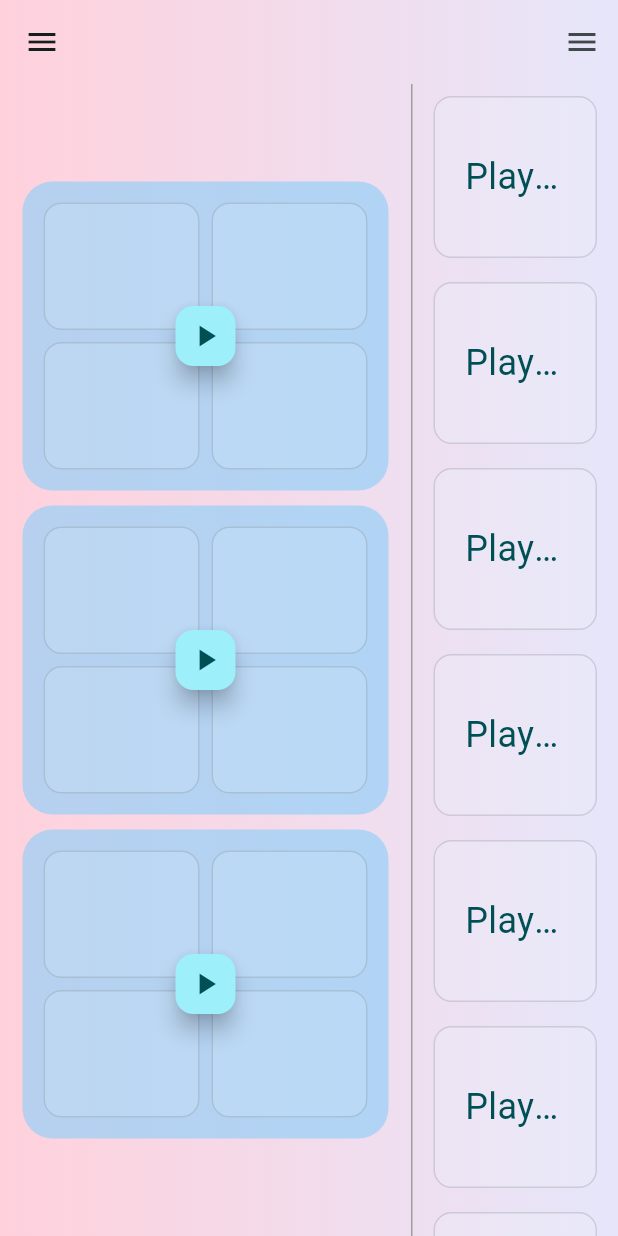
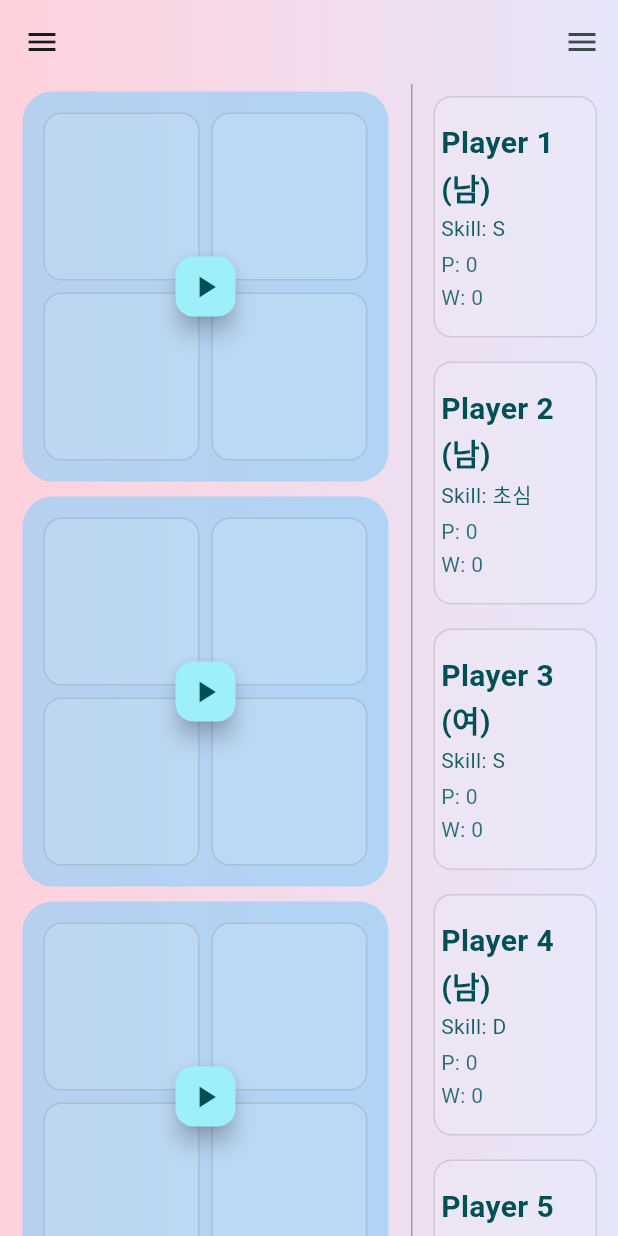
Before and after one commit to Hyun-Tak-Lee/hotswing, a Flutter app: the screen it shows after launch, on a phone screen of 412 x 824 dp. Run offline on Flutter 3.47's test engine with Material 3 defaults, Android fonts, the phone set to English and light mode, and no system bars; our stand-ins replace shared_preferences.

Commit message:
선수 정보 UI 개선 및 급수 체계 변경

```diff
--- /dev/null
+++ b/lib/src/common/utils/skill_utils.dart
@@ -0,0 +1,13 @@
+const Map<String, int> skillLevelToRate = {
+  '초심': 500,
+  'D': 1000,
+  'C': 2000,
+  'B': 3000,
+  'A': 5000,
+  'S': 10000,
+};
+
+// 역 매핑을 위한 getter 또는 함수 (필요한 경우)
+Map<int, String> get rateToSkillLevel {
+  return skillLevelToRate.map((key, value) => MapEntry(value, key));
+}
--- a/lib/src/common/widgets/dialogs/add_player_dialog.dart
+++ b/lib/src/common/widgets/dialogs/add_player_dialog.dart
@@ -1,4 +1,5 @@
 import 'package:flutter/material.dart';
+import 'package:hotswing/src/common/utils/skill_utils.dart'; // 공통 유틸리티 파일 import
 
 class AddPlayerDialog extends StatefulWidget {
   const AddPlayerDialog({super.key});
@@ -15,14 +16,7 @@ class _AddPlayerDialogState extends State<AddPlayerDialog> {
   final List<String> _genders = ['남', '여'];
   bool _isManager = false;
   String? _selectedSkillLevel;
-  final Map<String, int> _skillLevelToRate = {
-    '초심': 0,
-    'D': 100,
-    'C': 200,
-    'B': 300,
-    'A': 400,
-    'S': 500,
-  };
+  // _skillLevelToRate 맵 정의 삭제
 
   @override
   Widget build(BuildContext context) {
@@ -53,7 +47,7 @@ class _AddPlayerDialogState extends State<AddPlayerDialog> {
                   crossAxisAlignment: CrossAxisAlignment.center,
                   children: [
                     Flexible(
-                      flex: isMobileSize ? 4 : 2,
+                      flex: isMobileSize ? 3 : 2,
                       child: TextFormField(
                         decoration: InputDecoration(
                           labelText: '이름',
@@ -71,7 +65,7 @@ class _AddPlayerDialogState extends State<AddPlayerDialog> {
                       ),
                     ),
                     Flexible(
-                      flex: isMobileSize ? 1 : 1,
+                      flex: isMobileSize ? 2 : 1,
                       child: Row(
                         mainAxisAlignment: MainAxisAlignment.center,
                         crossAxisAlignment: CrossAxisAlignment.center,
@@ -101,8 +95,8 @@ class _AddPlayerDialogState extends State<AddPlayerDialog> {
                     labelStyle: TextStyle(fontSize: labelFontSize),
                   ),
                   value: _selectedSkillLevel,
-                  itemHeight: isMobileSize ? 64.0 : 80.0,
-                  items: _skillLevelToRate.keys.map((String level) {
+                  itemHeight: isMobileSize ? 48.0 : 80.0,
+                  items: skillLevelToRate.keys.map((String level) { // 공통 skillLevelToRate 사용
                     return DropdownMenuItem<String>(
                       value: level,
                       child: Text(level, style: TextStyle(fontSize: labelFontSize)),
@@ -116,7 +110,7 @@ class _AddPlayerDialogState extends State<AddPlayerDialog> {
                   validator: (value) => value == null ? '급수를 선택하세요.' : null,
                   onSaved: (value) {
                     if (value != null) {
-                      _rate = _skillLevelToRate[value];
+                      _rate = skillLevelToRate[value]; // 공통 skillLevelToRate 사용
                     }
                   },
                 ),
@@ -127,7 +121,7 @@ class _AddPlayerDialogState extends State<AddPlayerDialog> {
                     labelStyle: TextStyle(fontSize: labelFontSize),
                   ),
                   value: _selectedGender,
-                  itemHeight: isMobileSize ? 64.0 : 80.0,
+                  itemHeight: isMobileSize ? 48.0 : 80.0,
                   items: _genders.map((String gender) {
                     return DropdownMenuItem<String>(
                       value: gender,
--- a/lib/src/common/widgets/draggable/draggable_player.dart
+++ b/lib/src/common/widgets/draggable/draggable_player.dart
@@ -1,5 +1,6 @@
 import 'package:flutter/material.dart';
 import 'package:hotswing/src/providers/players_provider.dart';
+import 'package:hotswing/src/common/utils/skill_utils.dart'; // 공통 유틸리티 파일 import
 
 // 드래그되는 플레이어의 데이터와 원래 소속 섹션 정보를 전달하기 위한 클래스
 class PlayerDragData {
@@ -37,22 +38,70 @@ class DraggablePlayerItem extends StatelessWidget {
     this.onDragEnded,
   }) : super(key: key);
 
+  String _getSkillLevelString(int rate) {
+    return rateToSkillLevel[rate] ?? rate.toString();
+  }
+
   @override
   Widget build(BuildContext context) {
+    final screenWidth = MediaQuery.of(context).size.width;
+    final isMobileSize = screenWidth < 600;
+
+    final double nameFontSize = isMobileSize ? 20.0 : 32.0;
+    final double skillFontSize = isMobileSize ? 14.0 : 28.0;
+    final double detailFontSize = isMobileSize ? 14.0 : 28.0;
+
+    String skillLevelDisplay = _getSkillLevelString(player.rate);
+    final onPrimaryContainer = Theme.of(context).colorScheme.onPrimaryContainer;
+    final onPrimary = Theme.of(context).colorScheme.onPrimary;
+
     Widget playerContent = Container(
-      padding: const EdgeInsets.symmetric(vertical: 20.0, horizontal: 12.0),
-      margin: const EdgeInsets.symmetric(vertical: 8.0, horizontal: 0.0),
+      padding: const EdgeInsets.symmetric(vertical: 8.0, horizontal: 0.0),
+      margin: const EdgeInsets.symmetric(vertical: 4.0, horizontal: 0.0),
       decoration: BoxDecoration(
         color: Colors.transparent,
         borderRadius: BorderRadius.circular(8.0),
       ),
-      child: Text(
-        player.name,
+      child: Column(
+        crossAxisAlignment: CrossAxisAlignment.start,
+        mainAxisSize: MainAxisSize.min,
+        children: [
+          Text(
+            '${player.name} (${player.gender})',
             style: TextStyle(
-          fontSize: 24.0,
-          color: Theme.of(context).colorScheme.onPrimaryContainer,
+              fontSize: nameFontSize,
+              fontWeight: FontWeight.bold,
+              color: onPrimaryContainer,
+            ),
+          ),
+          SizedBox(height: 2.0),
+          Text(
+            'Skill: $skillLevelDisplay',
+            style: TextStyle(
+              fontSize: skillFontSize,
+              color: onPrimaryContainer.withAlpha(230),
             ),
             overflow: TextOverflow.ellipsis,
+          ),
+          SizedBox(height: 4.0),
+          Text(
+            'P: ${player.played}',
+            style: TextStyle(
+              fontSize: detailFontSize,
+              color: onPrimaryContainer.withAlpha(204),
+            ),
+            overflow: TextOverflow.ellipsis,
+          ),
+          SizedBox(height: 2.0),
+          Text(
+            'W: ${player.waited}',
+            style: TextStyle(
+              fontSize: detailFontSize,
+              color: onPrimaryContainer.withAlpha(204),
+            ),
+            overflow: TextOverflow.ellipsis,
+          ),
+        ],
       ),
     );
 
@@ -72,31 +121,68 @@ class DraggablePlayerItem extends StatelessWidget {
         borderRadius: BorderRadius.circular(8.0),
         child: ConstrainedBox(
           constraints: BoxConstraints(
-            maxWidth: MediaQuery.of(context).size.width * 0.5,
+            maxWidth: MediaQuery.of(context).size.width * 0.7,
           ),
           child: Container(
             padding: const EdgeInsets.symmetric(
-              vertical: 10.0,
+              vertical: 8.0,
               horizontal: 12.0,
             ),
             decoration: BoxDecoration(
               color: const Color(0xAA007FFF),
               borderRadius: BorderRadius.circular(8.0),
             ),
-            child: Text(
-              player.name,
+            child: Column(
+              crossAxisAlignment: CrossAxisAlignment.start,
+              mainAxisSize: MainAxisSize.min,
+              children: [
+                Text(
+                  '${player.name} (${player.gender})',
                   style: TextStyle(
-                fontSize: 24.0,
-                color: Theme.of(context).colorScheme.onPrimary,
+                    fontSize: nameFontSize,
+                    fontWeight: FontWeight.bold,
+                    color: onPrimary,
                     decoration: TextDecoration.none,
                   ),
+                  overflow: TextOverflow.ellipsis,
+                ),
+                SizedBox(height: 2.0),
+                Text(
+                  'Skill: $skillLevelDisplay',
+                  style: TextStyle(
+                    fontSize: skillFontSize,
+                    color: onPrimary.withAlpha(230),
+                    decoration: TextDecoration.none,
+                  ),
+                  overflow: TextOverflow.ellipsis,
+                ),
+                SizedBox(height: 4.0),
+                Text(
+                  'P: ${player.played}',
+                  style: TextStyle(
+                    fontSize: detailFontSize,
+                    color: onPrimary.withAlpha(204),
+                    decoration: TextDecoration.none,
+                  ),
+                  overflow: TextOverflow.ellipsis,
+                ),
+                SizedBox(height: 2.0),
+                Text(
+                  'W: ${player.waited}',
+                  style: TextStyle(
+                    fontSize: detailFontSize,
+                    color: onPrimary.withAlpha(204),
+                    decoration: TextDecoration.none,
+                  ),
+                  overflow: TextOverflow.ellipsis,
+                ),
+              ],
             ),
           ),
         ),
       ),
       childWhenDragging: Opacity(opacity: 0.5, child: playerContent),
       onDragStarted: () {
-        // section_index가 -1이 아닌 경우 (즉, 코트 구역의 플레이어인 경우) 콜백 호출
         if (section_index != -1 && onDragStarted != null) {
           onDragStarted!();
         }
@@ -150,6 +236,10 @@ class PlayerDropZone extends StatelessWidget {
 
   @override
   Widget build(BuildContext context) {
+    final screenWidth = MediaQuery.of(context).size.width;
+    final isMobileSize = screenWidth < 600;
+    final double currentMinHeight = isMobileSize ? 120.0 : 160.0;
+
     return DragTarget<PlayerDragData>(
       onWillAcceptWithDetails: (details) {
         return isDropEnabled;
@@ -170,8 +260,10 @@ class PlayerDropZone extends StatelessWidget {
         Color defaultBgColor = backgroundColor ?? const Color(0x20F0FFFF);
         Color hoveringBgColor = const Color(0x20F0FFFF);
 
-        return Container(
-          padding: const EdgeInsets.all(8.0),
+        return ConstrainedBox(
+          constraints: BoxConstraints(minHeight: currentMinHeight),
+          child: Container(
+            padding: const EdgeInsets.all(4.0),
             margin: const EdgeInsets.all(4.0),
             decoration: BoxDecoration(
               color: isHovering ? hoveringBgColor : defaultBgColor,
@@ -204,6 +296,7 @@ class PlayerDropZone extends StatelessWidget {
                       onDragEnded: onDragEndedFromZone,
                     ),
             ),
+          ),
         );
       },
     );
--- a/lib/src/common/widgets/main_content.dart
+++ b/lib/src/common/widgets/main_content.dart
@@ -123,16 +123,12 @@ class _MainContentState extends State<MainContent> {
                           color: pastelBlue,
                           borderRadius: BorderRadius.circular(20.0),
                         ),
-                        height: widget.isMobileSize
-                            ? screenHeight * 0.25
-                            : screenHeight * 0.2,
                         child: Stack(
                           alignment: Alignment.center,
                           children: [
                             Column(
                               children: [
-                                Expanded(
-                                  child: Row(
+                                Row(
                                   children: [
                                     Expanded(
                                       child: PlayerDropZone(
@@ -194,7 +190,6 @@ class _MainContentState extends State<MainContent> {
                                     ),
                                   ],
                                 ),
-                                ),
                                 Visibility(
                                   visible: shouldShowDivider,
                                   child: Divider(
@@ -202,8 +197,7 @@ class _MainContentState extends State<MainContent> {
                                     thickness: 1,
                                   ),
                                 ),
-                                Expanded(
-                                  child: Row(
+                                Row(
                                   children: [
                                     Expanded(
                                       child: PlayerDropZone(
@@ -264,7 +258,6 @@ class _MainContentState extends State<MainContent> {
                                       ),
                                     ),
                                   ],
-                                  ),
                                 ),
                               ],
                             ),
--- a/lib/src/providers/players_provider.dart
+++ b/lib/src/providers/players_provider.dart
@@ -1,6 +1,7 @@
 import 'dart:math';
 import 'package:flutter/foundation.dart';
 import 'package:shared_preferences/shared_preferences.dart';
+import 'package:hotswing/src/common/utils/skill_utils.dart'; // 공통 skill_utils.dart 파일 import
 
 /// 플레이어 정보를 나타내는 클래스입니다.
 class Player {
@@ -41,10 +42,12 @@ class PlayersProvider with ChangeNotifier {
 
   /// PlayersProvider 객체를 생성하고 초기 플레이어 데이터를 로드합니다.
   PlayersProvider() {
+    final List<int> skillRates = skillLevelToRate.values.toList();
+
     for (int i = 1; i <= 24; i++) {
       String playerName = 'Player $i';
       bool manager = _random.nextBool();
-      int playerRate = 1000 + ((i - 1) * 50);
+      int playerRate = skillRates[_random.nextInt(skillRates.length)];
       String gender = _random.nextBool() ? '남' : '여';
       int played = 0;
       int waited = 0;
@@ -138,10 +141,16 @@ class PlayersProvider with ChangeNotifier {
     notifyListeners();
   }
 
-  /// 모든 플레이어의 목록을 이름순으로 정렬하여 반환합니다.
+  /// 모든 플레이어의 목록을 played, waited 순으로 정렬하여 반환합니다.
   List<Player> getPlayers() {
     var playerList = _players.values.toList();
-    playerList.sort((a, b) => a.name.compareTo(b.name));
+    playerList.sort((a, b) {
+      int playedCompare = a.played.compareTo(b.played);
+      if (playedCompare != 0) {
+        return playedCompare;
+      }
+      return a.waited.compareTo(b.waited);
+    });
     return playerList;
   }
 
```
Lines whose indentation alone changed are shown as unchanged.
